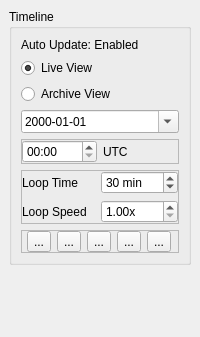
dpaulat/supercell-wx, file scwx-qt/source/scwx/qt/ui/animation_dock_widget.ui: the form before one commit.
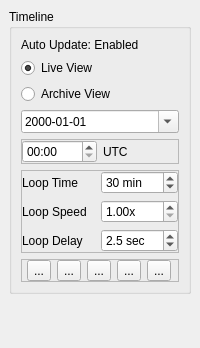
The form after the commit. Icons and pictures are not drawn.

Commit message: Loop delay configuration

Patch:
```diff
--- a/scwx-qt/source/scwx/qt/ui/animation_dock_widget.ui
+++ b/scwx-qt/source/scwx/qt/ui/animation_dock_widget.ui
@@ -7,7 +7,7 @@
     <x>0</x>
     <y>0</y>
     <width>200</width>
-    <height>337</height>
+    <height>348</height>
    </rect>
   </property>
   <property name="windowTitle">
@@ -179,6 +179,32 @@
             </property>
            </widget>
           </item>
+          <item row="2" column="0">
+           <widget class="QLabel" name="loopDelayLabel">
+            <property name="text">
+             <string>Loop Delay</string>
+            </property>
+           </widget>
+          </item>
+          <item row="2" column="1">
+           <widget class="QDoubleSpinBox" name="loopDelaySpinBox">
+            <property name="suffix">
+             <string> sec</string>
+            </property>
+            <property name="decimals">
+             <number>1</number>
+            </property>
+            <property name="maximum">
+             <double>15.000000000000000</double>
+            </property>
+            <property name="singleStep">
+             <double>0.100000000000000</double>
+            </property>
+            <property name="value">
+             <double>2.500000000000000</double>
+            </property>
+           </widget>
+          </item>
          </layout>
         </widget>
        </item>
```
Left out of the diff: 14 changed lines with no effect on the pictures. The commit also changes 5 other files.
